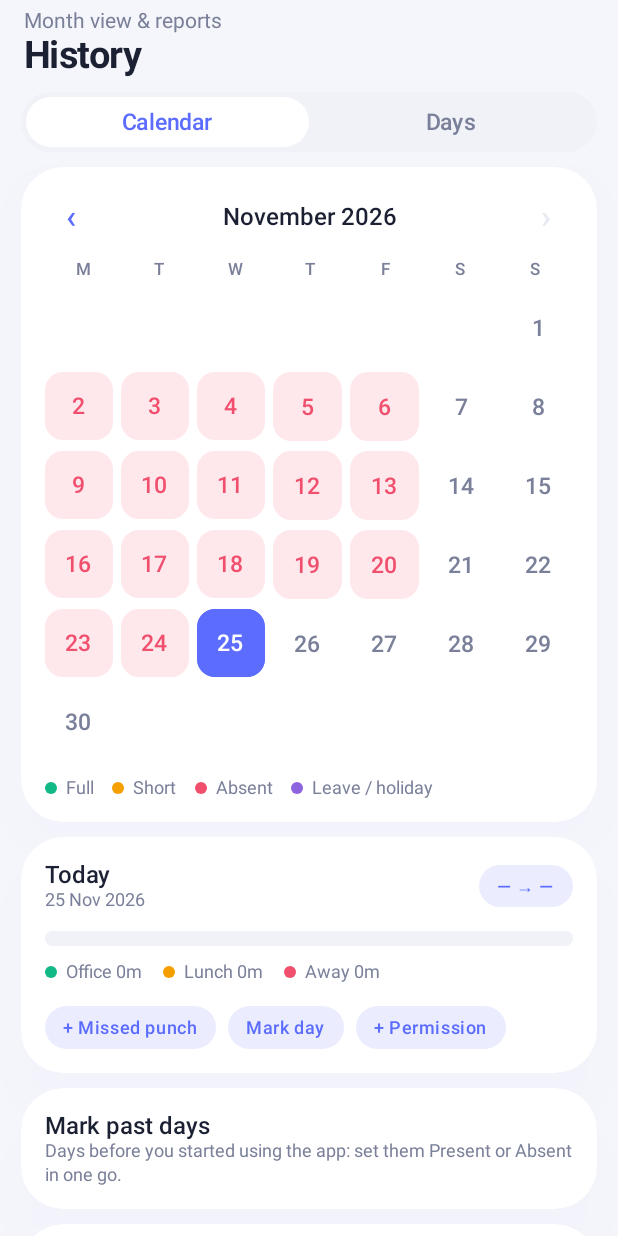
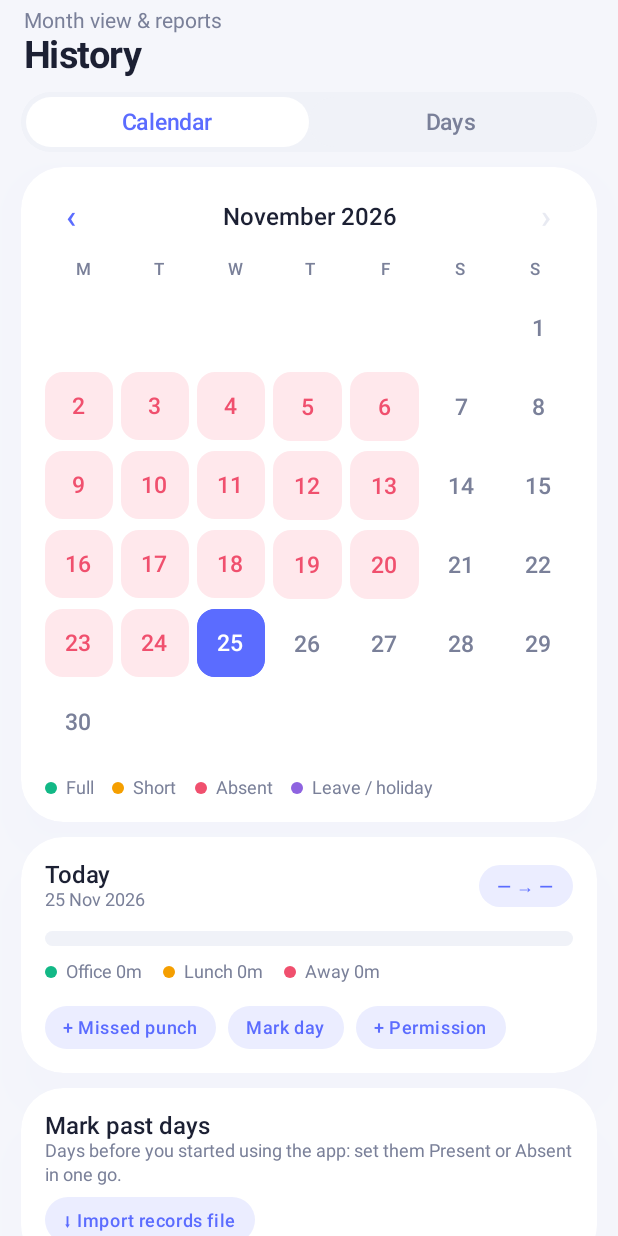
Before and after one commit to MySoftwares1996/Attendance-tracker, an Android app built with Jetpack Compose: the composable HistoryScreen shown on its own in the app's theme, on a phone screen of 412 x 824 dp. Run offline under Robolectric (Android 15) with nearby library versions, the phone set to English and light mode, and no system bars.

Commit message:
Import past records straight from the file or the History screen
Opening or sharing an import file into the app (from WhatsApp, Files,
Drive…) now imports it and jumps to History; History also has an
'Import records file' button next to 'Mark past days'.

Co-Authored-By: Claude Opus 5.5 <noreply@anthropic.com>
Claude-Session: https://claude.ai/code/session_014UzGkcDNvurr4N3jxZzeLq

```diff
--- a/app/src/main/java/com/attendance/tracker/ui/HistoryScreen.kt
+++ b/app/src/main/java/com/attendance/tracker/ui/HistoryScreen.kt
@@ -110,11 +110,19 @@ fun HistoryScreen() {
             }
             item {
                 var pastOpen by remember { mutableStateOf(false) }
+                val importer = androidx.activity.compose.rememberLauncherForActivityResult(
+                    androidx.activity.result.contract.ActivityResultContracts.OpenDocument()
+                ) { u ->
+                    if (u != null) android.widget.Toast.makeText(ctx,
+                        com.attendance.tracker.backup.BackupManager.importRecords(ctx, u), android.widget.Toast.LENGTH_LONG).show()
+                }
                 if (pastOpen) MarkPastDaysDialog(month.atDay(1).coerceAtMost(LocalDate.now().minusDays(1))) { pastOpen = false }
                 SoftCard(onClick = { pastOpen = true }) {
                     Text("Mark past days", style = MaterialTheme.typography.titleMedium, color = c.textPrimary)
                     Text("Days before you started using the app: set them Present or Absent in one go.",
                         style = MaterialTheme.typography.bodySmall, color = c.textSecondary)
+                    Spacer(Modifier.height(8.dp))
+                    MiniAction("⬇ Import records file") { importer.launch(arrayOf("application/json", "application/octet-stream", "text/*", "*/*")) }
                 }
             }
             item { MonthSummary(report, onPdf = { ReportExporter.sharePdf(ctx, report) }, onCsv = { ReportExporter.shareCsv(ctx, report) }) }
```
Also changed, not shown: app/src/main/AndroidManifest.xml (+9 -0 lines), app/src/main/java/com/attendance/tracker/ui/MainActivity.kt (+14 -0 lines).
